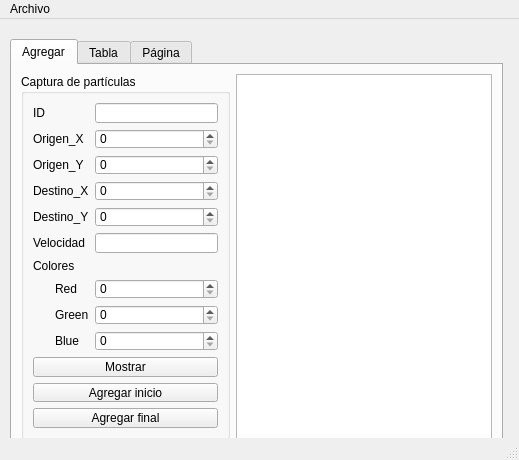
First picture: the form in mainwindow.ui, repository Cristina-Mtz/Actividad-Particulas, before the edit.
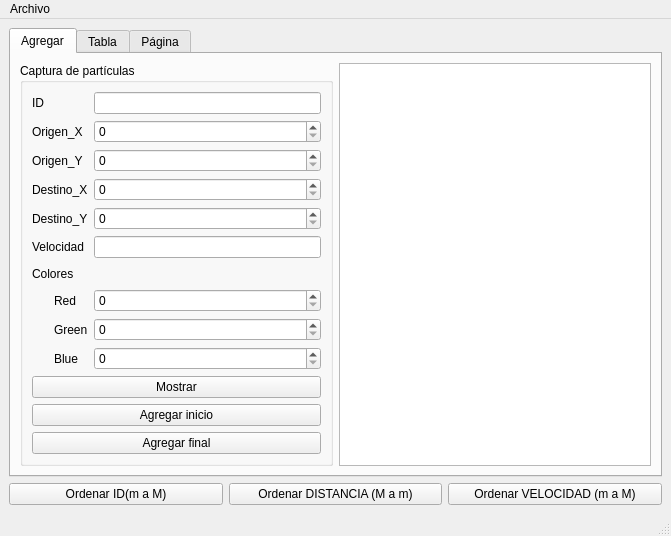
Second picture: the form after the edit. The open tabs and pages were chosen to show the change.

Commit message: Organizacion de particulas

What changed in the file:
```diff
--- a/mainwindow.ui
+++ b/mainwindow.ui
@@ -6,23 +6,17 @@
    <rect>
     <x>0</x>
     <y>0</y>
-    <width>519</width>
-    <height>460</height>
+    <width>671</width>
+    <height>536</height>
    </rect>
   </property>
   <property name="windowTitle">
    <string>MainWindow</string>
   </property>
   <widget class="QWidget" name="centralwidget">
+   <layout class="QGridLayout" name="gridLayout_5">
+    <item row="0" column="0" colspan="3">
    <widget class="QTabWidget" name="dibujo_tabWidget">
-    <property name="geometry">
-     <rect>
-      <x>10</x>
-      <y>20</y>
-      <width>493</width>
-      <height>412</height>
-     </rect>
-    </property>
     <property name="currentIndex">
      <number>1</number>
     </property>
@@ -247,13 +241,36 @@
      </layout>
     </widget>
    </widget>
+    </item>
+    <item row="1" column="1">
+     <widget class="QPushButton" name="distancia_pushButton_2">
+      <property name="text">
+       <string>Ordenar DISTANCIA (M a m)</string>
+      </property>
+     </widget>
+    </item>
+    <item row="1" column="2">
+     <widget class="QPushButton" name="velocidad_pushButton_3">
+      <property name="text">
+       <string>Ordenar VELOCIDAD (m a M)</string>
+      </property>
+     </widget>
+    </item>
+    <item row="1" column="0">
+     <widget class="QPushButton" name="id_pushButton">
+      <property name="text">
+       <string>Ordenar ID(m a M)</string>
+      </property>
+     </widget>
+    </item>
+   </layout>
   </widget>
   <widget class="QMenuBar" name="menubar">
    <property name="geometry">
     <rect>
      <x>0</x>
      <y>0</y>
-     <width>519</width>
+     <width>671</width>
      <height>21</height>
     </rect>
    </property>
```
Left out of the diff: 8 changed lines with no effect on the pictures. Lines whose indentation alone changed are shown as unchanged.
